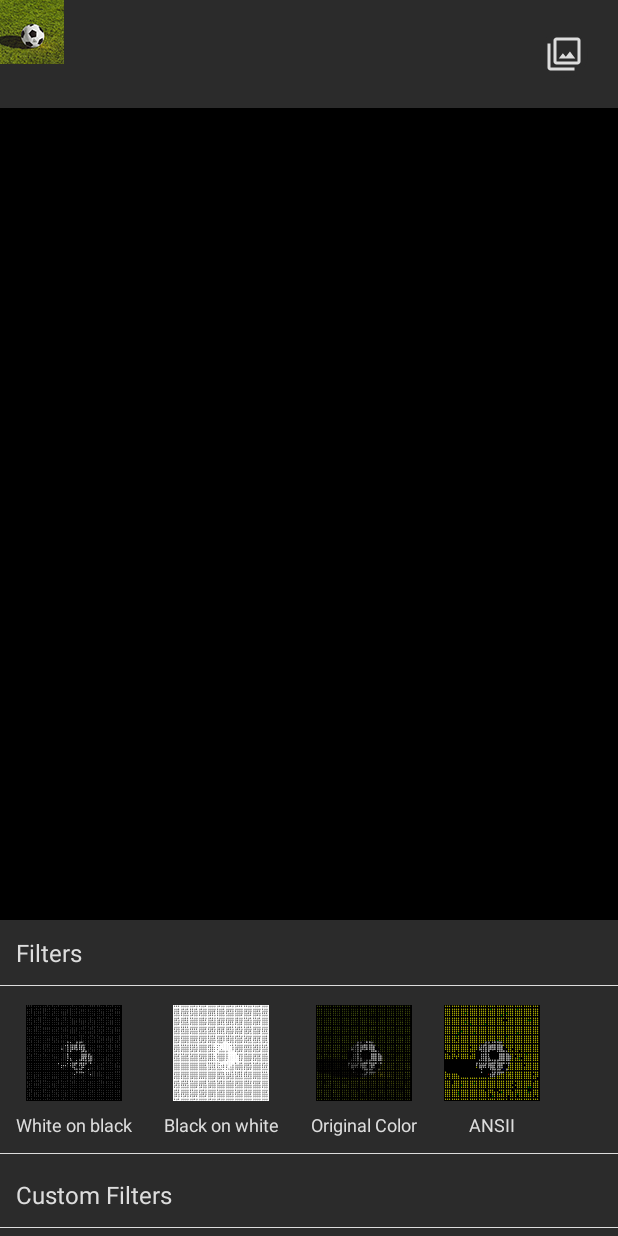
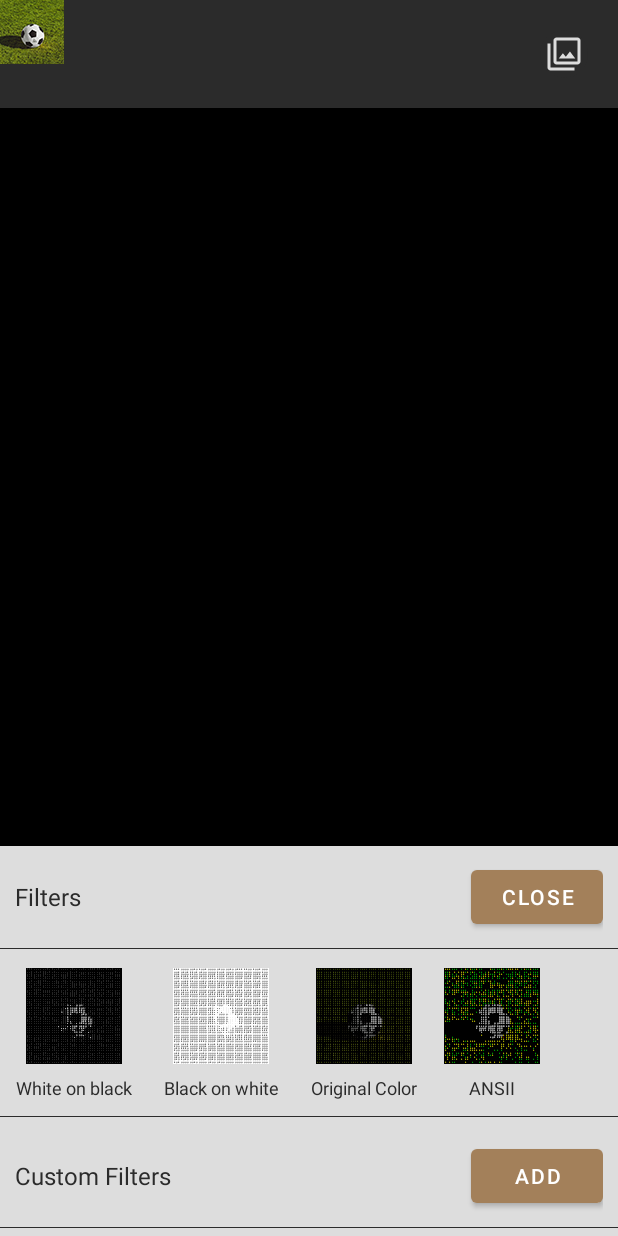
Before and after one commit to akhilasdeveloper/ASCII_Camera, an Android app: the screen it shows after launch (MainActivity), after a tap on an icon or button, on a phone screen of 412 x 824 dp. Run offline under Robolectric (Android 15) with nearby library versions, the phone set to English and light mode, and no system bars; our stand-ins replace Dagger/Hilt's generated code, Timber; libraries missing offline, so code that uses them is left out: androidx.camera.core, androidx.camera.lifecycle; 2 statements that could not run were skipped.

Commit message:
Added create new custom filter

```diff
--- a/app/src/main/java/com/akhilasdeveloper/asciicamera/ui/MainActivity.kt
+++ b/app/src/main/java/com/akhilasdeveloper/asciicamera/ui/MainActivity.kt
@@ -6,7 +6,7 @@ import android.content.pm.PackageManager
 import android.content.res.AssetManager
 import android.graphics.Bitmap
 import android.graphics.BitmapFactory
-import android.graphics.Color
+import android.graphics.drawable.ColorDrawable
 import android.os.Bundle
 import android.view.View
 import android.widget.Toast
@@ -17,6 +17,7 @@ import androidx.camera.core.ImageProxy
 import androidx.camera.lifecycle.ProcessCameraProvider
 import androidx.core.content.ContextCompat
 import androidx.core.widget.NestedScrollView
+import androidx.core.widget.addTextChangedListener
 import androidx.lifecycle.ViewModelProvider
 import androidx.lifecycle.lifecycleScope
 import androidx.recyclerview.widget.LinearLayoutManager
@@ -24,14 +25,14 @@ import com.akhilasdeveloper.asciicamera.databinding.ActivityMainBinding
 import com.akhilasdeveloper.asciicamera.ui.recyclerview.FiltersRecyclerAdapter
 import com.akhilasdeveloper.asciicamera.ui.recyclerview.RecyclerFiltersClickListener
 import com.akhilasdeveloper.asciicamera.ui.views.TextCanvasView
+import com.akhilasdeveloper.asciicamera.util.Constants.BITMAP_PATH
+import com.akhilasdeveloper.asciicamera.util.Constants.DEFAULT_CUSTOM_CHARS
 import com.akhilasdeveloper.asciicamera.util.TextBitmapFilter
 import com.akhilasdeveloper.asciicamera.util.TextBitmapFilter.Companion.FilterSpecs
 import com.akhilasdeveloper.asciicamera.util.TextGraphicsSorter
 import com.akhilasdeveloper.asciicamera.util.observe
 import com.google.android.material.bottomsheet.BottomSheetBehavior
 import dagger.hilt.android.AndroidEntryPoint
-import kotlinx.coroutines.CoroutineScope
-import kotlinx.coroutines.Dispatchers
 import kotlinx.coroutines.launch
 import timber.log.Timber
 import java.io.IOException
@@ -51,11 +52,13 @@ class MainActivity : AppCompatActivity(), RecyclerFiltersClickListener {
 
     private var cameraSelector: CameraSelector = CameraSelector.DEFAULT_BACK_CAMERA
     private lateinit var bottomSheetBehavior: BottomSheetBehavior<NestedScrollView>
+    private lateinit var createFilterBottomSheetBehavior: BottomSheetBehavior<NestedScrollView>
 
     @Inject
     lateinit var textGraphicsSorter: TextGraphicsSorter
 
     private lateinit var viewModel: MainViewModel
+    private var sampleBitmap: Bitmap? = null
 
     override fun onCreate(savedInstanceState: Bundle?) {
         super.onCreate(savedInstanceState)
@@ -78,6 +81,12 @@ class MainActivity : AppCompatActivity(), RecyclerFiltersClickListener {
             textCanvasView.inverse = it
         }
 
+        viewModel.bottomSheetAddCustomFilterState.observe(lifecycleScope) {
+            binding.layoutAddFilterBottomSheet.filterItemImage.filter = TextBitmapFilter.Custom(it)
+
+            Timber.d("Entered texts :$it")
+        }
+
     }
 
     private fun setClickListeners() {
@@ -92,11 +101,69 @@ class MainActivity : AppCompatActivity(), RecyclerFiltersClickListener {
             }
         }
 
+        binding.layoutFilterBottomSheet.closeFilterSheet.setOnClickListener {
+            if (bottomSheetBehavior.state == BottomSheetBehavior.STATE_EXPANDED)
+                bottomSheetBehavior.state = BottomSheetBehavior.STATE_HIDDEN
+        }
+
+        binding.layoutFilterBottomSheet.addCustomFilter.setOnClickListener {
+            if (createFilterBottomSheetBehavior.state == BottomSheetBehavior.STATE_EXPANDED)
+                createFilterBottomSheetBehavior.state = BottomSheetBehavior.STATE_HIDDEN
+            else {
+                createFilterBottomSheetBehavior.state = BottomSheetBehavior.STATE_EXPANDED
+
+                initAddFilterSheet()
+            }
+        }
+
+        binding.layoutAddFilterBottomSheet.closeFilterSheet.setOnClickListener {
+            if (createFilterBottomSheetBehavior.state == BottomSheetBehavior.STATE_EXPANDED)
+                createFilterBottomSheetBehavior.state = BottomSheetBehavior.STATE_HIDDEN
+        }
+
         binding.captureButton.setOnClickListener {
 
         }
 
+        binding.layoutAddFilterBottomSheet.charactersInput.addTextChangedListener {
+            applyCustomFilterEnteredDetails()
+        }
+
+        binding.layoutAddFilterBottomSheet.sortChars.setOnClickListener {
+            binding.layoutAddFilterBottomSheet.charactersInput.setText(textGraphicsSorter.sortTextByBrightness(getDensityFromInput()))
+        }
+
+        binding.layoutAddFilterBottomSheet.reversChars.setOnClickListener {
+            binding.layoutAddFilterBottomSheet.charactersInput.setText(getDensityFromInput().reversed())
+        }
+
     }
+
+    private fun initAddFilterSheet() {
+        getSampleBitmap()?.let { bitmap ->
+            binding.layoutAddFilterBottomSheet.filterItemImage.generateTextViewFromBitmap(bitmap = bitmap)
+            applyCustomFilterEnteredDetails()
+        }
+    }
+
+    private fun applyCustomFilterEnteredDetails() {
+        viewModel.bottomSheetAddCustomFilterState(FilterSpecs().apply {
+            val density = getDensityFromInput()
+
+            this.density = density
+            this.fgColors = (binding.layoutAddFilterBottomSheet.fgColorDisp.background as ColorDrawable).color
+            this.colorBg = (binding.layoutAddFilterBottomSheet.bgColorDisp.background as ColorDrawable).color
+        })
+    }
+
+    private fun getDensityFromInput(): String =
+        binding.layoutAddFilterBottomSheet.charactersInput.text?.let {
+            if (it.isNotEmpty())
+                it.toString()
+            else
+                null
+        }?:DEFAULT_CUSTOM_CHARS
+
 
     private fun loadCamera() {
         checkPermission(Manifest.permission.CAMERA) {
@@ -125,20 +192,14 @@ class MainActivity : AppCompatActivity(), RecyclerFiltersClickListener {
 
         bottomSheetBehavior = BottomSheetBehavior.from(binding.bottomSheet)
         bottomSheetBehavior.isGestureInsetBottomIgnored = true
-        bottomSheetBehavior.addBottomSheetCallback(object :
-            BottomSheetBehavior.BottomSheetCallback() {
-            override fun onStateChanged(bottomSheet: View, newState: Int) {
 
-            }
-
-            override fun onSlide(bottomSheet: View, slideOffset: Float) {
-            }
-
-        })
+        createFilterBottomSheetBehavior = BottomSheetBehavior.from(binding.filterBottomSheet)
+        createFilterBottomSheetBehavior.isGestureInsetBottomIgnored = true
 
         binding.layoutFilterBottomSheet.filterItems.layoutManager = LinearLayoutManager(this@MainActivity,
             LinearLayoutManager.HORIZONTAL,false)
-        getBitmapFromAsset(this, "sample.png")?.let { bitmap->
+
+        getSampleBitmap()?.let { bitmap->
             binding.imageView.setImageBitmap(bitmap)
 
             binding.layoutFilterBottomSheet.filterItems.adapter = FiltersRecyclerAdapter(this,bitmap).also {
@@ -146,7 +207,11 @@ class MainActivity : AppCompatActivity(), RecyclerFiltersClickListener {
             }
         }
 
+    }
 
+    private fun getSampleBitmap(): Bitmap? {
+        sampleBitmap = sampleBitmap?:getBitmapFromAsset(this, BITMAP_PATH)
+        return sampleBitmap
     }
 
     private fun getBitmapFromAsset(context: Context, filePath: String?): Bitmap? {
--- a/app/src/main/java/com/akhilasdeveloper/asciicamera/ui/MainViewModel.kt
+++ b/app/src/main/java/com/akhilasdeveloper/asciicamera/ui/MainViewModel.kt
@@ -5,6 +5,8 @@ import androidx.lifecycle.ViewModel
 import androidx.lifecycle.viewModelScope
 import com.akhilasdeveloper.asciicamera.repository.Repository
 import com.akhilasdeveloper.asciicamera.util.Constants
+import com.akhilasdeveloper.asciicamera.util.TextBitmapFilter
+import com.akhilasdeveloper.asciicamera.util.TextBitmapFilter.Companion.FilterSpecs
 import dagger.hilt.android.lifecycle.HiltViewModel
 import kotlinx.coroutines.flow.*
 import kotlinx.coroutines.launch
@@ -14,6 +16,9 @@ import javax.inject.Inject
 class MainViewModel @Inject constructor(
     private val repository: Repository
 ) : ViewModel() {
+
+    private val _bottomSheetAddCustomFilterState = MutableStateFlow<FilterSpecs>(FilterSpecs())
+    val bottomSheetAddCustomFilterState: StateFlow<FilterSpecs> = _bottomSheetAddCustomFilterState
 
     private val _lensState = MutableStateFlow(CameraSelector.DEFAULT_BACK_CAMERA)
     val lensState: StateFlow<CameraSelector> = _lensState
@@ -30,6 +35,10 @@ class MainViewModel @Inject constructor(
             isCanvasNeedsToBeInverse(lens)
             _lensState.emit(lens.toCameraSelector())
         }.launchIn(viewModelScope)
+    }
+
+    fun bottomSheetAddCustomFilterState(filterSpecs: FilterSpecs){
+        _bottomSheetAddCustomFilterState.value = filterSpecs
     }
 
     fun toggleCamera() {
--- a/app/src/main/java/com/akhilasdeveloper/asciicamera/util/Constants.kt
+++ b/app/src/main/java/com/akhilasdeveloper/asciicamera/util/Constants.kt
@@ -5,5 +5,7 @@ object Constants {
     const val ASCII_DB_NAME = "ASCII_DATABASE"
     const val DEFAULT_BACK_CAMERA = -1
     const val DEFAULT_FRONT_CAMERA = -2
+    const val BITMAP_PATH = "sample.png"
+    const val DEFAULT_CUSTOM_CHARS = ".,:oOB@"
 
 }
--- a/app/src/main/java/com/akhilasdeveloper/asciicamera/util/TextBitmapFilter.kt
+++ b/app/src/main/java/com/akhilasdeveloper/asciicamera/util/TextBitmapFilter.kt
@@ -4,7 +4,7 @@ import android.graphics.Bitmap
 import android.graphics.Color
 import androidx.core.graphics.ColorUtils
 import androidx.core.graphics.get
-import timber.log.Timber
+import com.akhilasdeveloper.asciicamera.util.Constants.DEFAULT_CUSTOM_CHARS
 
 sealed class TextBitmapFilter {
 
@@ -17,9 +17,9 @@ sealed class TextBitmapFilter {
         )
 
         data class FilterSpecs(
-            val density: String = "",
-            val fgColors: ArrayList<Int> = arrayListOf(),
-            val colorBg: Int = Color.BLACK
+            var density: String = DEFAULT_CUSTOM_CHARS,
+            var fgColors: Int = Color.WHITE,
+            var colorBg: Int = Color.BLACK
         )
 
         fun getFilterByID(id: Int): TextBitmapFilter = when (id) {
@@ -70,19 +70,16 @@ sealed class TextBitmapFilter {
 
     private fun filterPixelToChar(pixel: Int): CharData {
         val brightness = ColorUtils.calculateLuminance(pixel)
-        val fgColors = fgColors(pixel)
-        val fgColorsLength = fgColors.size
         val densityLength = density.length
         val charIndex = map(brightness.toFloat(), 0f, 1f, 0, densityLength)
-        val fgColorIndex = map(brightness.toFloat(), 0f, 1f, 0, fgColorsLength)
         return CharData(
             char = density[densityLength - charIndex - 1],
-            colorFg = fgColors[fgColorsLength - fgColorIndex - 1],
+            colorFg = fgColors(pixel),
             colorBg = bgColor(pixel)
         )
     }
 
-    protected fun map(
+    private fun map(
         value: Float,
         startValue: Float,
         endValue: Float,
@@ -95,12 +92,12 @@ sealed class TextBitmapFilter {
         return ((startValue + value) * factor).toInt().coerceAtLeast(0).coerceAtMost(mapN - 1)
     }
 
-    abstract val id:Int
+    abstract val id: Int
 
-    abstract val name:String
+    abstract val name: String
 
     protected abstract val density: String
-    protected abstract fun fgColors(pixel: Int): ArrayList<Int>
+    protected abstract fun fgColors(pixel: Int): Int
     protected abstract fun bgColor(pixel: Int): Int
 
 
@@ -112,14 +109,14 @@ sealed class TextBitmapFilter {
             get() = "White on black"
 
         private var specs: FilterSpecs = FilterSpecs()
-        operator fun invoke(filterSpecs: FilterSpecs = FilterSpecs()){
+        operator fun invoke(filterSpecs: FilterSpecs = FilterSpecs()) {
             specs = filterSpecs
         }
 
         override val density: String
             get() = "@BOo:."
 
-        override fun fgColors(pixel: Int): ArrayList<Int> = arrayListOf(Color.WHITE)
+        override fun fgColors(pixel: Int): Int = Color.WHITE
 
         override fun bgColor(pixel: Int): Int = Color.BLACK
     }
@@ -133,14 +130,14 @@ sealed class TextBitmapFilter {
             get() = "Black on white"
 
         private var specs: FilterSpecs = FilterSpecs()
-        operator fun invoke(filterSpecs: FilterSpecs = FilterSpecs()){
+        operator fun invoke(filterSpecs: FilterSpecs = FilterSpecs()) {
             specs = filterSpecs
         }
 
         override val density: String
             get() = ".:oOB@"
 
-        override fun fgColors(pixel: Int): ArrayList<Int> = arrayListOf(Color.BLACK)
+        override fun fgColors(pixel: Int): Int = Color.BLACK
 
         override fun bgColor(pixel: Int): Int = Color.WHITE
     }
@@ -154,14 +151,14 @@ sealed class TextBitmapFilter {
             get() = "Original Color"
 
         private var specs: FilterSpecs = FilterSpecs()
-        operator fun invoke(filterSpecs: FilterSpecs = FilterSpecs()){
+        operator fun invoke(filterSpecs: FilterSpecs = FilterSpecs()) {
             specs = filterSpecs
         }
 
         override val density: String
             get() = "Ñ@#"
 
-        override fun fgColors(pixel: Int): ArrayList<Int> = arrayListOf(pixel)
+        override fun fgColors(pixel: Int): Int = pixel
 
         override fun bgColor(pixel: Int): Int = Color.BLACK
     }
@@ -169,30 +166,28 @@ sealed class TextBitmapFilter {
     object ANSI : TextBitmapFilter() {
 
 
-        private const val ANSI_COLOR_RATIO = 2f / 8
+        private const val fact = 4 / 10f
 
         override val id: Int
             get() = -4
         override val name: String
             get() = "ANSII"
         private var specs: FilterSpecs = FilterSpecs()
-        operator fun invoke(filterSpecs: FilterSpecs = FilterSpecs()){
+        operator fun invoke(filterSpecs: FilterSpecs = FilterSpecs()) {
             specs = filterSpecs
         }
 
         override val density: String
             get() = "Ñ@#"
 
-        override fun fgColors(pixel: Int): ArrayList<Int> = arrayListOf(
-            toANSI(pixel)
-        )
+        override fun fgColors(pixel: Int): Int = toANSI(pixel)
 
-        private fun toANSI(pixel: Int):Int{
-            val r = if (Color.red(pixel)/255f >= ANSI_COLOR_RATIO) 255 else 0
-            val g = if (Color.green(pixel)/255f >= ANSI_COLOR_RATIO) 255 else 0
-            val b = if (Color.blue(pixel)/255f >= ANSI_COLOR_RATIO) 255 else 0
+        private fun toANSI(pixel: Int): Int {
+            val r = if (Color.red(pixel) / 255f >= fact) 255 else 0
+            val g = if (Color.green(pixel) / 255f >= fact) 255 else 0
+            val b = if (Color.blue(pixel) / 255f >= fact) 255 else 0
 
-            return Color.argb(255,r,g,b)
+            return Color.argb(255, r, g, b)
         }
 
         override fun bgColor(pixel: Int): Int = Color.BLACK
@@ -201,7 +196,7 @@ sealed class TextBitmapFilter {
     object Custom : TextBitmapFilter() {
 
         private var specs: FilterSpecs = FilterSpecs()
-        operator fun invoke(filterSpecs: FilterSpecs = FilterSpecs()):TextBitmapFilter{
+        operator fun invoke(filterSpecs: FilterSpecs = FilterSpecs()): TextBitmapFilter {
             specs = filterSpecs
 
             return this
@@ -216,8 +211,7 @@ sealed class TextBitmapFilter {
             get() = specs.density
 
 
-        override fun fgColors(pixel: Int): ArrayList<Int> =
-            if (specs.fgColors.isEmpty()) arrayListOf(pixel) else specs.fgColors
+        override fun fgColors(pixel: Int): Int = specs.fgColors
 
         override fun bgColor(pixel: Int): Int = specs.colorBg
     }
--- a/app/src/main/res/drawable/cam_flip_button_state.xml
+++ b/app/src/main/res/drawable/cam_flip_button_state.xml
@@ -8,7 +8,7 @@
     <item>
         <shape android:shape="oval">
             <solid
-                android:color="@color/menu_bg_color"/>
+                android:color="@color/panel_bg_color"/>
         </shape>
     </item>
 </selector>
--- a/app/src/main/res/layout/activity_main.xml
+++ b/app/src/main/res/layout/activity_main.xml
@@ -16,7 +16,7 @@
             android:layout_width="match_parent"
             android:layout_height="wrap_content"
             android:padding="20dp"
-            android:background="@color/menu_bg_color">
+            android:background="@color/panel_bg_color">
 
             <androidx.appcompat.widget.AppCompatImageButton
                 android:id="@+id/filter_button"
@@ -24,7 +24,7 @@
                 android:layout_height="32dp"
                 android:layout_gravity="end|center_vertical"
                 android:src="@drawable/baseline_filter_24"
-                android:tint="@color/menu_fg_color"
+                android:tint="@color/panel_fg_color"
                 android:background="@drawable/cam_flip_button_state"/>
 
         </androidx.coordinatorlayout.widget.CoordinatorLayout>
@@ -42,7 +42,7 @@
             android:layout_width="match_parent"
             android:layout_height="wrap_content"
             android:padding="20dp"
-            android:background="@color/menu_bg_color">
+            android:background="@color/panel_bg_color">
 
             <androidx.appcompat.widget.AppCompatButton
                 android:id="@+id/capture_button"
@@ -57,7 +57,7 @@
                 android:layout_height="32dp"
                 android:layout_gravity="start|center_vertical"
                 android:src="@drawable/baseline_flip_camera_android_24"
-                android:tint="@color/menu_fg_color"
+                android:tint="@color/panel_fg_color"
                 android:background="@drawable/cam_flip_button_state"/>
 
         </androidx.coordinatorlayout.widget.CoordinatorLayout>
@@ -85,4 +85,20 @@
 
     </androidx.core.widget.NestedScrollView>
 
+    <androidx.core.widget.NestedScrollView
+        android:id="@+id/filter_bottom_sheet"
+        android:layout_width="match_parent"
+        android:layout_height="wrap_content"
+        android:background="@color/menu_bg_color"
+        android:orientation="vertical"
+        app:behavior_hideable="true"
+        app:behavior_peekHeight="0dp"
+        app:layout_behavior="com.google.android.material.bottomsheet.BottomSheetBehavior">
+
+        <include
+            android:id="@+id/layout_add_filter_bottom_sheet"
+            layout="@layout/layout_add_filter_bottom_sheet" />
+
+    </androidx.core.widget.NestedScrollView>
+
 </androidx.coordinatorlayout.widget.CoordinatorLayout>
--- a/app/src/main/res/layout/layout_filter_bottom_sheet.xml
+++ b/app/src/main/res/layout/layout_filter_bottom_sheet.xml
@@ -5,15 +5,29 @@
     android:background="@color/menu_bg_color"
     android:orientation="vertical">
 
+    <LinearLayout
+        android:layout_width="match_parent"
+        android:layout_height="wrap_content"
+        android:orientation="horizontal"
+        android:padding="10dp"
+        android:gravity="center">
+
         <TextView
-        android:layout_width="wrap_content"
+            android:layout_width="0dp"
             android:layout_height="wrap_content"
             android:id="@+id/filter"
             android:text="@string/filters"
+            android:layout_weight="1"
             android:textSize="16sp"
-        android:textColor="@color/menu_fg_color"
-        android:padding="5dp"
-        android:layout_margin="5dp"/>
+            android:textColor="@color/menu_fg_color"/>
+
+        <Button
+            android:layout_width="wrap_content"
+            android:layout_height="wrap_content"
+            android:text="@string/close"
+            android:id="@+id/closeFilterSheet"/>
+
+    </LinearLayout>
 
     <View
         android:layout_width="match_parent"
@@ -32,15 +46,29 @@
         android:background="@color/menu_fg_color"
         android:layout_marginBottom="5dp"/>
 
+    <LinearLayout
+        android:layout_width="match_parent"
+        android:layout_height="wrap_content"
+        android:orientation="horizontal"
+        android:padding="10dp"
+        android:gravity="center">
+
         <TextView
-        android:layout_width="wrap_content"
+            android:layout_width="0dp"
             android:layout_height="wrap_content"
             android:id="@+id/filterCustom"
             android:text="@string/custom_filters"
+            android:layout_weight="1"
             android:textSize="16sp"
-        android:textColor="@color/menu_fg_color"
-        android:padding="5dp"
-        android:layout_margin="5dp"/>
+            android:textColor="@color/menu_fg_color"/>
+
+        <Button
+            android:layout_width="wrap_content"
+            android:layout_height="wrap_content"
+            android:text="@string/add"
+            android:id="@+id/addCustomFilter"/>
+
+    </LinearLayout>
 
     <View
         android:layout_width="match_parent"
--- a/app/src/main/res/values-night/colors.xml
+++ b/app/src/main/res/values-night/colors.xml
@@ -12,7 +12,10 @@
     <color name="can_fg_color">#ffffff</color>
     <color name="menu_bg_color">#2B2B2B</color>
     <color name="menu_fg_color">#DDDDDD</color>
+    <color name="panel_bg_color">#2B2B2B</color>
+    <color name="panel_fg_color">#DDDDDD</color>
     <color name="menu_btn_pressed_color">#1E1E1E</color>
+    <color name="panel_btn_pressed_color">#1E1E1E</color>
     <color name="capture_btn_stroke_color">#C59B6D</color>
     <color name="capture_btn_fill_color">#A3805A</color>
 </resources>
--- a/app/src/main/res/values/colors.xml
+++ b/app/src/main/res/values/colors.xml
@@ -8,11 +8,14 @@
     <color name="black">#FF000000</color>
     <color name="white">#FFFFFFFF</color>
 
-    <color name="can_bg_color">#000000</color>
-    <color name="can_fg_color">#ffffff</color>
-    <color name="menu_bg_color">#2B2B2B</color>
-    <color name="menu_fg_color">#DDDDDD</color>
-    <color name="menu_btn_pressed_color">#1E1E1E</color>
+    <color name="can_bg_color">#ffffff</color>
+    <color name="can_fg_color">#000000</color>
+    <color name="menu_bg_color">#DDDDDD</color>
+    <color name="menu_fg_color">#2B2B2B</color>
+    <color name="panel_bg_color">#2B2B2B</color>
+    <color name="panel_fg_color">#DDDDDD</color>
+    <color name="menu_btn_pressed_color">#989898</color>
+    <color name="panel_btn_pressed_color">#1E1E1E</color>
     <color name="capture_btn_stroke_color">#C59B6D</color>
     <color name="capture_btn_fill_color">#A3805A</color>
 </resources>
--- a/app/src/main/res/values/strings.xml
+++ b/app/src/main/res/values/strings.xml
@@ -5,4 +5,12 @@
     <string name="filter">Filter</string>
     <string name="filters">Filters</string>
     <string name="custom_filters">Custom Filters</string>
+    <string name="add">Add</string>
+    <string name="close">Close</string>
+    <string name="create_new_filter">Create new filter</string>
+    <string name="enter_characters">Enter characters</string>
+    <string name="sort">Sort</string>
+    <string name="foreground_color">Foreground Color</string>
+    <string name="background_color">Background Color</string>
+    <string name="reverse">Reverse</string>
 </resources>
```
Also changed, not shown: app/src/main/java/com/akhilasdeveloper/asciicamera/util/TextGraphicsSorter.kt (+8 -4 lines), app/src/main/res/layout/layout_add_filter_bottom_sheet.xml (added, +161 -0 lines). Lines whose indentation alone changed are shown as unchanged.
